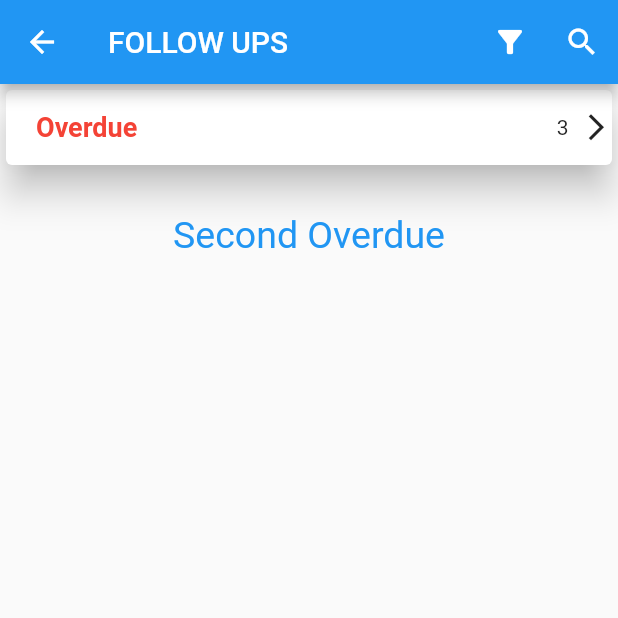
After one commit to TejasLearningGithub/Kido, a Flutter app: the FollowUpMain screen opened directly, on a phone screen of 412 x 824 dp, the top half of it. The commit adds this screen. Run offline on Flutter 3.47's test engine with Material 2 defaults, Android fonts, the phone set to English and light mode, and no system bars; drawn by our look-alikes of expandable; our stand-ins replace date_format, google_fonts, timeline_tile; statements that could not run were skipped.

Commit message:
previous screen changed

```diff
--- /dev/null
+++ b/kido_project/lib/screen/follow_up_main.dart
@@ -0,0 +1,423 @@
+import 'package:expandable/expandable.dart';
+import 'package:flutter/material.dart';
+import 'package:kido_project/widget/leads_items_card.dart';
+
+class FollowUpMain extends StatefulWidget {
+  const FollowUpMain({super.key});
+
+  @override
+  State<FollowUpMain> createState() => _FollowUpMainState();
+}
+
+class _FollowUpMainState extends State<FollowUpMain> {
+  List<bool> isVisible = [];
+  var count = 3;
+
+  @override
+  void initState() {
+    // TODO: implement initState
+    super.initState();
+    isVisible = [];
+    for (var i = 0; i < 10; i++) {
+      isVisible.add(false);
+    }
+  }
+
+  @override
+  Widget build(BuildContext context) {
+    return Scaffold(
+      appBar: AppBar(
+        title: const Text('FOLLOW UPS'),
+        leading: Icon(Icons.arrow_back),
+        actions: [
+          IconButton(onPressed: () {}, icon: Icon(Icons.filter_alt)),
+          IconButton(onPressed: () {}, icon: Icon(Icons.search))
+        ],
+      ),
+      body: SingleChildScrollView(
+        child: Column(
+          children: [MyFirstWidget()],
+        ),
+      ),
+    );
+  }
+}
+
+class MyFirstWidget extends StatefulWidget {
+  const MyFirstWidget({super.key});
+
+  @override
+  State<MyFirstWidget> createState() => _MyFirstWidgetState();
+}
+
+class _MyFirstWidgetState extends State<MyFirstWidget> {
+  List<bool> isVisible = [];
+  var count = 3;
+  leadScreeStatus? myLeadStatus;
+  var myFontColor = Colors.blue;
+  var myColor = Colors.yellow;
+  var myColorOfContainer;
+  @override
+  void initState() {
+    // TODO: implement initState
+    super.initState();
+    isVisible = [];
+    for (var i = 0; i < 10; i++) {
+      isVisible.add(false);
+    }
+  }
+
+  @override
+  Widget build(BuildContext context) {
+    return ExpandableNotifier(
+      child: Column(
+        children: [
+          // CommonListCard(
+          //     '1',
+          //     'myLeadStatus',
+          //     'parentName',
+          //     'childName',
+          //     'gender',
+          //     IconButton(onPressed: () {}, icon: Icon(Icons.person)),
+          //     '1',
+          //     Colors.blue),
+          ScrollOnExpand(
+            child: ExpandablePanel(
+              theme: const ExpandableThemeData(
+                //expandIcon: Icons.arrow_downward,
+                //collapseIcon: Icons.arrow_forward_ios,
+                //hasIcon: false,
+                tapBodyToCollapse: true,
+                tapBodyToExpand: true,
+              ),
+
+              // header: Card(
+              //   child: Row(
+              //     children: const [
+              //       Text('see data'),
+              //       //Icon(Icons.arrow_downward)
+              //     ],
+              //   ),
+              // ),
+              collapsed: Card(
+                elevation: 10,
+                child: Container(
+                  width: double.maxFinite,
+                  height: 50,
+                  // decoration: BoxDecoration(color: Colors.blue),
+                  child: Row(
+                    mainAxisAlignment: MainAxisAlignment.spaceBetween,
+                    children: [
+                      Row(
+                        children: const [
+                          SizedBox(
+                            width: 20,
+                          ),
+                          Text(
+                            'Overdue',
+                            style: TextStyle(
+                              color: Colors.red,
+                              fontSize: 18,
+                              fontWeight: FontWeight.bold,
+                            ),
+                          ),
+                        ],
+                      ),
+                      Row(
+                        mainAxisAlignment: MainAxisAlignment.start,
+                        children: [
+                          Text('$count'),
+                          const SizedBox(
+                            width: 8,
+                          ),
+                          const Icon(
+                            Icons.arrow_forward_ios,
+                            size: 21,
+                          ),
+                        ],
+                      ),
+                    ],
+                  ),
+                ),
+              ),
+              // expanded: Container(
+              //     width: double.maxFinite,
+              //     height: double.maxFinite,
+              //     child: MyTextListWidget()),
+              expanded: Column(
+                children: [
+                  Card(
+                    child: Row(
+                      mainAxisAlignment: MainAxisAlignment.spaceBetween,
+                      children: [
+                        Row(
+                          children: const [
+                            SizedBox(
+                              width: 20,
+                            ),
+                            Text(
+                              'Overdue',
+                              style: TextStyle(
+                                color: Colors.red,
+                                fontSize: 18,
+                                fontWeight: FontWeight.bold,
+                              ),
+                            ),
+                          ],
+                        ),
+                        Row(
+                          mainAxisAlignment: MainAxisAlignment.start,
+                          children: [
+                            Text('$count'),
+                            const Icon(
+                              Icons.keyboard_arrow_down_sharp,
+                              size: 33,
+                            )
+                          ],
+                        ),
+                      ],
+                    ),
+                  ),
+                  for (var i in Iterable.generate(5))
+                    CommonListCard(
+                      leadId: 'LD003171',
+                      myLeadStatus: myLeadStatusPrintText(leadScreeStatus.Warm),
+                      parentName: 'Renu Pathak',
+                      childName: 'Rahil',
+                      gender: '(M)',
+                      iconButton: IconButton(
+                          onPressed: () {},
+                          icon: const Icon(Icons.star_border_rounded)),
+                      childAge: '4.9 years',
+                      myColor: myColorFunction(leadScreeStatus.ENROLLED)
+                          as MaterialColor,
+                      programCategory: 'Pre School',
+                      myFontColor: myFunc(leadScreeStatus.Warm),
+                      myLeadStatusText:
+                          myLeadStatusPrintText(leadScreeStatus.ENROLLED),
+                    )
+                ],
+              ),
+              builder: (_, collapsed, expanded) {
+                return Expandable(
+                  collapsed: collapsed,
+                  expanded: expanded,
+                  theme: const ExpandableThemeData(
+                    crossFadePoint: 0,
+                  ),
+                );
+              },
+            ),
+          ),
+          const SizedBox(
+            height: 28,
+          ),
+          const Text(
+            'Second Overdue',
+            style: TextStyle(
+              color: Colors.blue,
+              fontSize: 25,
+            ),
+          ),
+          ScrollOnExpand(
+            child: ExpandablePanel(
+              theme: const ExpandableThemeData(
+                //expandIcon: Icons.arrow_downward,
+                //collapseIcon: Icons.arrow_forward_ios,
+                //hasIcon: false,
+                tapBodyToCollapse: true,
+                tapBodyToExpand: true,
+              ),
+
+              // header: Card(
+              //   child: Row(
+              //     children: const [
+              //       Text('see data'),
+              //       //Icon(Icons.arrow_downward)
+              //     ],
+              //   ),
+              // ),
+              collapsed: Card(
+                child: Row(
+                  mainAxisAlignment: MainAxisAlignment.spaceBetween,
+                  children: [
+                    // Row(
+                    //   children: const [
+                    //     SizedBox(
+                    //       width: 20,
+                    //     ),
+                    //     Text(
+                    //       'Overdue',
+                    //       style: TextStyle(
+                    //         color: Colors.red,
+                    //         fontSize: 18,
+                    //         fontWeight: FontWeight.bold,
+                    //       ),
+                    //     ),
+                    //   ],
+                    // ),
+                    // Row(
+                    //   mainAxisAlignment: MainAxisAlignment.start,
+                    //   children: [
+                    //     Text('$count'),
+                    //     const SizedBox(
+                    //       width: 8,
+                    //     ),
+                    //     const Icon(
+                    //       Icons.arrow_forward_ios,
+                    //       size: 21,
+                    //     ),
+                    //   ],
+                    // ),
+                  ],
+                ),
+              ),
+              // expanded: Container(
+              //     width: double.maxFinite,
+              //     height: double.maxFinite,
+              //     child: MyTextListWidget()),
+              expanded: Column(
+                children: [
+                  Row(
+                    mainAxisAlignment: MainAxisAlignment.spaceBetween,
+                    children: [
+                      Row(
+                        children: const [
+                          SizedBox(
+                            width: 20,
+                          ),
+                          Text(
+                            'Yesterday-Overdue',
+                            style: TextStyle(
+                              color: Colors.red,
+                              fontSize: 18,
+                              fontWeight: FontWeight.bold,
+                            ),
+                          ),
+                        ],
+                      ),
+                      Row(
+                        mainAxisAlignment: MainAxisAlignment.start,
+                        children: [
+                          Text('${count + 2}'),
+                          const Icon(
+                            Icons.keyboard_arrow_down_sharp,
+                            size: 33,
+                          )
+                        ],
+                      ),
+                    ],
+                  ),
+                  for (var i in Iterable.generate(5))
+                    Padding(
+                        padding: const EdgeInsets.only(bottom: 10),
+                        child: CommonListCard(
+                            leadId: 'LD003171',
+                            myLeadStatus: 'Lost',
+                            parentName: 'Renu Pathak',
+                            childName: 'Rahil',
+                            gender: '(M)',
+                            iconButton: IconButton(
+                                onPressed: () {},
+                                icon: const Icon(Icons.star_border_rounded)),
+                            childAge: '4.9 years',
+                            myColor: Colors.blue,
+                            programCategory: 'My Cat',
+                            myFontColor: Colors.blue,
+                            myLeadStatusText: '')),
+                ],
+              ),
+              builder: (_, collapsed, expanded) {
+                return Expandable(
+                  collapsed: collapsed,
+                  expanded: expanded,
+                  theme: const ExpandableThemeData(
+                    crossFadePoint: 0,
+                  ),
+                );
+              },
+            ),
+          )
+        ],
+      ),
+    );
+  }
+
+  // Widget MyTextListWidget() {
+  //   return ListView.builder(
+  //     shrinkWrap: true,
+  //     itemCount: 15,
+  //     itemBuilder: (context, index) {
+  //       return CommonListCard(
+  //         '${index + 1}',
+  //         'Warm',
+  //         'Abc',
+  //         'Child Name',
+  //         'Male',
+  //         IconButton(onPressed: () {}, icon: Icon(Icons.star)),
+  //         '15',
+  //         Colors.blue,
+  //       );
+  //     },
+  //   );
+  // }
+
+  Color myColorFunction([leadScreeStatus? enrolled]) {
+    switch (enrolled) {
+      case leadScreeStatus.ENROLLED:
+        myColorOfContainer = Colors.green;
+        break;
+      case leadScreeStatus.Lost:
+        myColorOfContainer = Colors.red;
+        break;
+      case leadScreeStatus.YTC:
+        myColorOfContainer = Colors.blueGrey;
+        break;
+      case leadScreeStatus.Warm:
+        myColorOfContainer = Colors.brown;
+        break;
+      default:
+        myColorOfContainer = Colors.white;
+    }
+    return myColorOfContainer;
+  }
+
+  myFunc([leadScreeStatus? enrolled]) {
+    if (leadScreeStatus.ENROLLED == enrolled) {
+      // setState(() {
+      return myFontColor = Colors.blue;
+      // });
+
+      //return 'Enrolled' ;
+    } else if (leadScreeStatus.Lost == enrolled) {
+      // setState(() {
+      return myFontColor = Colors.red;
+      // });
+      // return 'Lost';
+    } else if (leadScreeStatus.Warm == enrolled) {
+      // setState(() {
+      return myFontColor = Colors.brown;
+      // });
+      // return 'Warm';
+    } else if (leadScreeStatus.YTC == enrolled) {
+      // setState(() {
+      return myFontColor = Colors.blueGrey;
+      // });
+      // return 'YTC';
+    }
+  }
+}
+
+myLeadStatusPrintText(leadScreeStatus enrolled) {
+  if (leadScreeStatus.ENROLLED == enrolled) {
+    return 'Enrolled';
+  } else if (leadScreeStatus.Lost == enrolled) {
+    return 'Lost';
+  } else if (leadScreeStatus.Warm == enrolled) {
+    return 'Warm';
+  } else if (leadScreeStatus.YTC == enrolled) {
+    return 'YTC';
+  }
+}
+
+enum leadScreeStatus { Lost, Warm, YTC, ENROLLED }
--- a/kido_project/lib/screen/leads_screen.dart
+++ b/kido_project/lib/screen/leads_screen.dart
@@ -4,7 +4,7 @@ import 'package:intl/intl.dart';
 import 'package:kido_project/widget/leads_items_card.dart';
 
 class LeadsScreen extends StatefulWidget {
-  LeadsScreen({super.key});
+  const LeadsScreen({super.key});
 
   @override
   State<LeadsScreen> createState() => _LeadsScreenState();
@@ -22,6 +22,7 @@ class _LeadsScreenState extends State<LeadsScreen> {
   List<bool> isFav = [];
   List<bool> myFav = [];
   leadScreeStatus? myLeadStatus;
+  var myFontColor = Colors.blue;
   @override
   void initState() {
     // TODO: implement initState
@@ -45,14 +46,14 @@ class _LeadsScreenState extends State<LeadsScreen> {
             children: [
               IconButton(
                 onPressed: () {},
-                icon: Icon(
+                icon: const Icon(
                   Icons.filter_alt_outlined,
                   size: 27,
                 ),
               ),
               IconButton(
                 onPressed: () {},
-                icon: Icon(
+                icon: const Icon(
                   Icons.search,
                   size: 27,
                 ),
@@ -67,13 +68,13 @@ class _LeadsScreenState extends State<LeadsScreen> {
           return Column(
             children: [
               CommonListCard(
-                'LD003171',
+                leadId: 'LD003171',
                 //leadScreeStatus.ENROLLED.toString(),
-                myFunc(leadScreeStatus.Warm),
-                'Renu Pathak',
-                'Rahil',
-                '(M)',
-                IconButton(
+                myLeadStatus: myLeadStatusPrintText(leadScreeStatus.Warm),
+                childAge: '4 Years 9 months',
+                childName: 'Rahil',
+                gender: '(M)',
+                iconButton: IconButton(
                   onPressed: () {
                     setState(() {
                       myFav[index] = !myFav[index];
@@ -84,8 +85,13 @@ class _LeadsScreenState extends State<LeadsScreen> {
                     color: Colors.amber.shade500,
                   ),
                 ),
-                '4 years 11 months',
-                myColor = myColorFunction(leadScreeStatus.YTC) as MaterialColor,
+
+                myColor: myColorFunction(leadScreeStatus.YTC) as MaterialColor,
+                parentName: 'Renu pathak',
+                programCategory: 'Preschool',
+                myFontColor: myFunc(leadScreeStatus.Warm),
+                myLeadStatusText:
+                    myLeadStatusPrintText(leadScreeStatus.ENROLLED),
               ),
             ],
           );
@@ -116,13 +122,38 @@ class _LeadsScreenState extends State<LeadsScreen> {
 
   myFunc([leadScreeStatus? enrolled]) {
     if (leadScreeStatus.ENROLLED == enrolled) {
-      return 'Enrolled';
+      // setState(() {
+      return myFontColor = Colors.blue;
+      // });
+
+      //return 'Enrolled' ;
     } else if (leadScreeStatus.Lost == enrolled) {
-      return 'Lost';
+      // setState(() {
+      return myFontColor = Colors.red;
+      // });
+      // return 'Lost';
     } else if (leadScreeStatus.Warm == enrolled) {
-      return 'Warm';
+      // setState(() {
+      return myFontColor = Colors.brown;
+      // });
+      // return 'Warm';
     } else if (leadScreeStatus.YTC == enrolled) {
-      return 'YTC';
+      // setState(() {
+      return myFontColor = Colors.blueGrey;
+      // });
+      // return 'YTC';
     }
   }
 }
+
+myLeadStatusPrintText(leadScreeStatus enrolled) {
+  if (leadScreeStatus.ENROLLED == enrolled) {
+    return 'Enrolled';
+  } else if (leadScreeStatus.Lost == enrolled) {
+    return 'Lost';
+  } else if (leadScreeStatus.Warm == enrolled) {
+    return 'Warm';
+  } else if (leadScreeStatus.YTC == enrolled) {
+    return 'YTC';
+  }
+}
```
